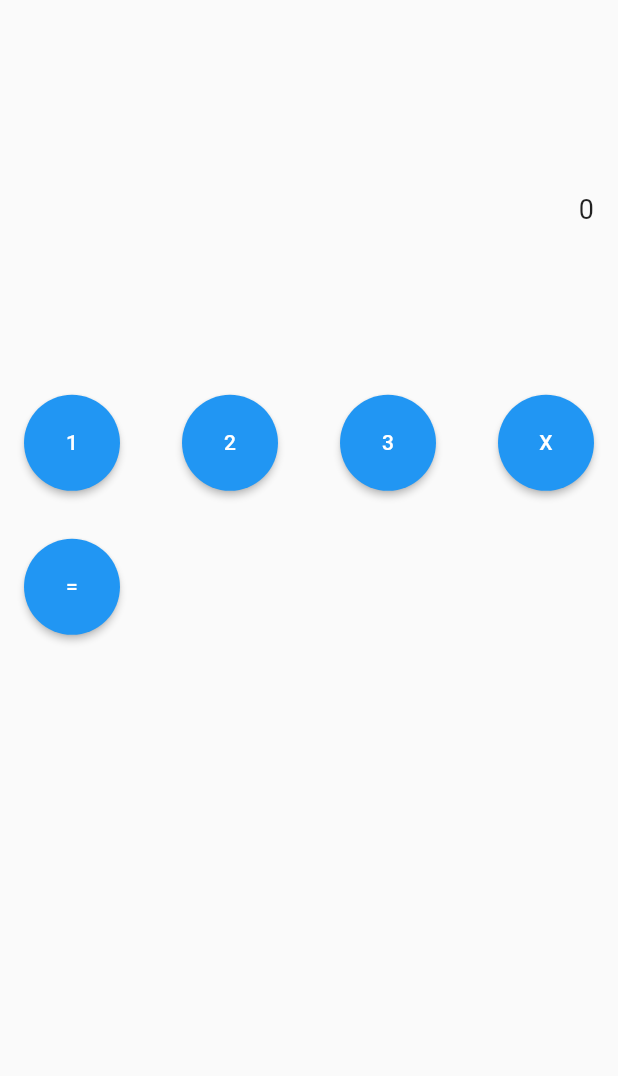
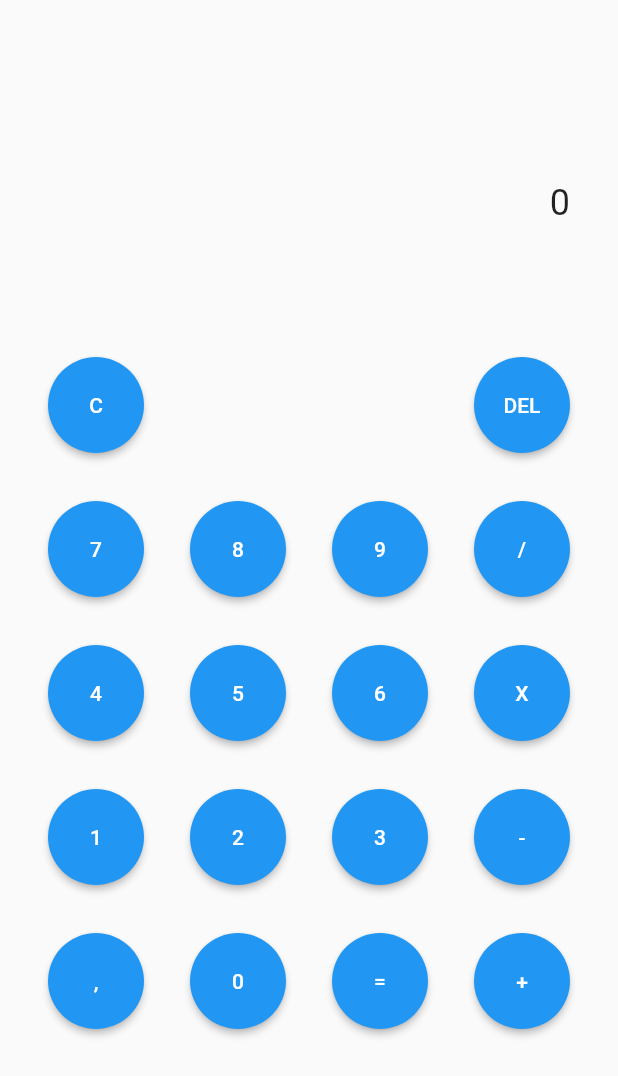
Before and after one commit to JacksonMonteiro/flutter_calculator_app, a Flutter app: the screen it shows after launch, on a phone screen of 412 x 824 dp. Shown: the top 1076 px of the screen. Run offline on Flutter 3.47's test engine with Material 2 defaults, Android fonts, the phone set to English and light mode, and no system bars.

Commit message:
Keyboard UI ended and more calc logic

```diff
--- a/lib/app/blocs/calc/calc_events.dart
+++ b/lib/app/blocs/calc/calc_events.dart
@@ -11,3 +11,5 @@ class AddOperationEvent extends CalcEvent {
 }
 
 class DoCalcEvent extends CalcEvent {}
+
+class ClearEvent extends CalcEvent {}
--- a/lib/app/components/display_component.dart
+++ b/lib/app/components/display_component.dart
@@ -10,11 +10,11 @@ class DisplayComponent extends StatelessWidget {
   @override
   Widget build(BuildContext context) {
     return SizedBox(
-      height: MediaQuery.of(context).size.height * 0.3,
+      height: MediaQuery.of(context).size.height * 0.25,
       child: Row(
         mainAxisAlignment: MainAxisAlignment.end,
         children: [
-          Text('${snapshot.data?.calc.result ?? '0'}', style: TextStyle(fontSize: 18),)
+          Text('${snapshot.data?.calc.result ?? '0'}', style: TextStyle(fontSize: 24),)
         ],
       ),
     );
--- a/lib/app/components/key_component.dart
+++ b/lib/app/components/key_component.dart
@@ -6,12 +6,14 @@ class KeyComponent extends StatelessWidget {
   final String char;
   final CalcBloc bloc;
   final bool isCalcButton;
+  final bool isClearButton;
 
   const KeyComponent(
       {super.key,
       required this.char,
       required this.bloc,
-      this.isCalcButton = false});
+      this.isCalcButton = false,
+      this.isClearButton = false});
 
   @override
   Widget build(BuildContext context) {
@@ -21,14 +23,16 @@ class KeyComponent extends StatelessWidget {
           shape:
               RoundedRectangleBorder(borderRadius: BorderRadius.circular(32))),
       onPressed: () {
-        if (!isCalcButton) {
+        if (isCalcButton) {
+          bloc.inputCalc.add(DoCalcEvent());
+        } else if (isClearButton) {
+          bloc.inputCalc.add(ClearEvent());
+        } else {
           if (bloc.checkChar(char)) {
             bloc.inputCalc.add(AddNumEvent(num: char));
           } else {
             bloc.inputCalc.add(AddOperationEvent(operation: char));
           }
-        } else {
-          bloc.inputCalc.add(DoCalcEvent());
         }
       },
       child: Text(char),
--- a/lib/app/components/keyboard_component.dart
+++ b/lib/app/components/keyboard_component.dart
@@ -9,28 +9,56 @@ class KeyboardComponent extends StatelessWidget {
 
   @override
   Widget build(BuildContext context) {
-    return SizedBox(
-      height: MediaQuery.of(context).size.height * 0.6,
-      child: Column(
+    return Column(
       children: [
         Row(
           mainAxisAlignment: MainAxisAlignment.spaceBetween,
           children: [
-              KeyComponent(char: '1', bloc: bloc,),
-              KeyComponent(char: '2', bloc: bloc,),
-              KeyComponent(char: '3', bloc: bloc,),
-              KeyComponent(char: 'X', bloc: bloc,),
+            KeyComponent(char: 'C', bloc: bloc, isClearButton: true,),
+            KeyComponent(char: 'DEL', bloc: bloc,),
           ],
         ),
         const SizedBox(height: 32,),
         Row(
           mainAxisAlignment: MainAxisAlignment.spaceBetween,
           children: [
+            KeyComponent(char: '7', bloc: bloc,),
+            KeyComponent(char: '8', bloc: bloc,),
+            KeyComponent(char: '9', bloc: bloc,),
+            KeyComponent(char: '/', bloc: bloc,),
+          ],
+        ),
+        const SizedBox(height: 32,),
+        Row(
+          mainAxisAlignment: MainAxisAlignment.spaceBetween,
+          children: [
+            KeyComponent(char: '4', bloc: bloc),
+            KeyComponent(char: '5', bloc: bloc),
+            KeyComponent(char: '6', bloc: bloc),
+            KeyComponent(char: 'X', bloc: bloc),
+          ],
+        ),
+        const SizedBox(height: 32,),
+        Row(
+          mainAxisAlignment: MainAxisAlignment.spaceBetween,
+          children: [
+            KeyComponent(char: '1', bloc: bloc),
+            KeyComponent(char: '2', bloc: bloc),
+            KeyComponent(char: '3', bloc: bloc),
+            KeyComponent(char: '-', bloc: bloc),
+          ],
+        ),
+        const SizedBox(height: 32,),
+        Row(
+          mainAxisAlignment: MainAxisAlignment.spaceBetween,
+          children: [
+            KeyComponent(char: ',', bloc: bloc),
+            KeyComponent(char: '0', bloc: bloc),
             KeyComponent(char: '=', bloc: bloc, isCalcButton: true,),
+            KeyComponent(char: '+', bloc: bloc),
           ],
         ),
       ],
-      ),
     );
   }
 }
--- a/lib/app/views/home_view.dart
+++ b/lib/app/views/home_view.dart
@@ -3,8 +3,6 @@ import 'package:calculator/app/blocs/calc/calc_state.dart';
 import 'package:calculator/app/components/display_component.dart';
 import 'package:calculator/app/components/keyboard_component.dart';
 import 'package:flutter/material.dart';
-import 'package:flutter/src/widgets/container.dart';
-import 'package:flutter/src/widgets/framework.dart';
 
 class HomeView extends StatefulWidget {
   const HomeView({super.key});
@@ -32,7 +30,7 @@ class _HomeViewState extends State<HomeView> {
   Widget build(BuildContext context) {
     return Scaffold(
       body: Padding(
-        padding: const EdgeInsets.all(16.0),
+        padding: const EdgeInsets.all(32.0),
         child: StreamBuilder<CalcState>(
           stream: bloc.stream,
           builder: (context, snapshot) {
```
Also changed, not shown: lib/app/blocs/calc/calc_bloc.dart (+24 -0 lines). Lines whose indentation alone changed are shown as unchanged.
